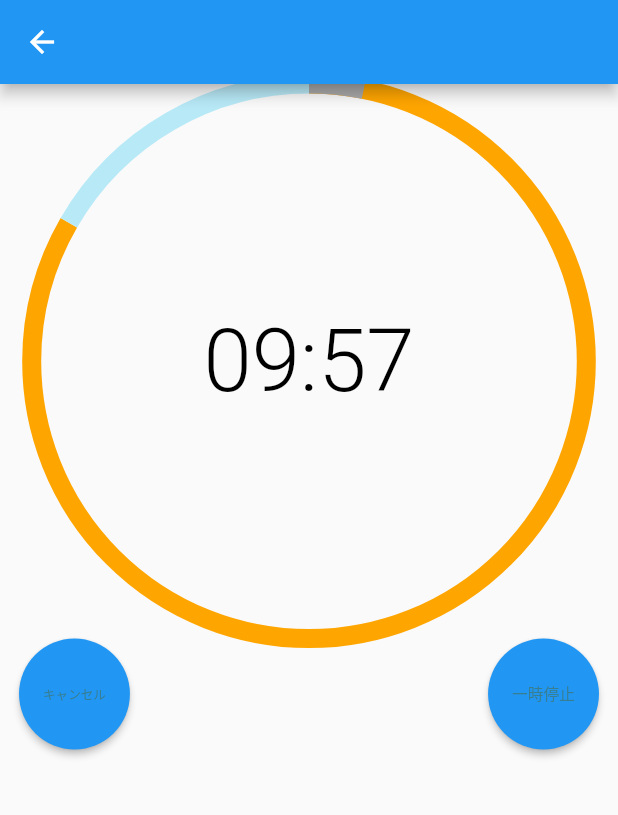
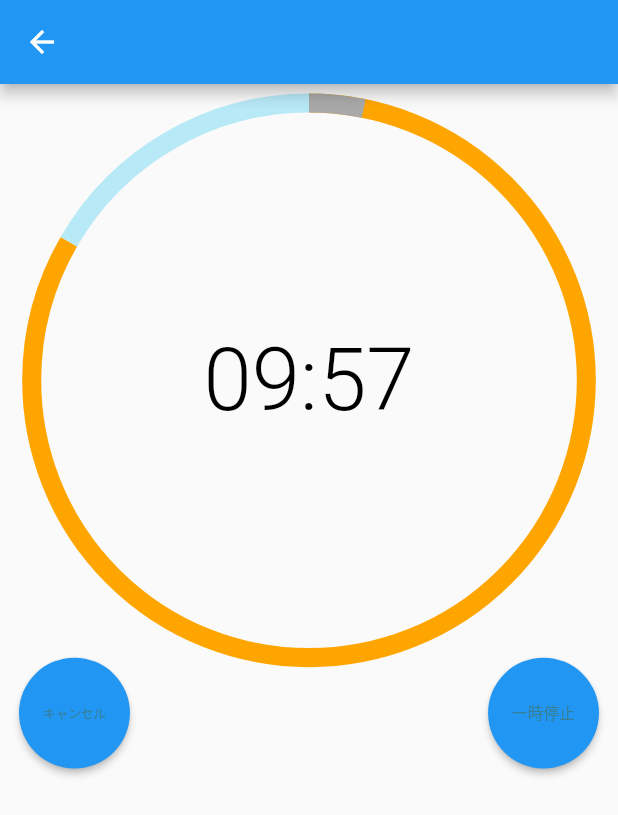
Before and after one commit to Issei-Hiramatsu/sakura-simulation, a Flutter app: the PomodoroTimerPage screen opened directly, after a tap on "キャンセル", on a phone screen of 412 x 824 dp. Shown: the top 815 px of the screen. Run offline on Flutter 3.47's test engine with Material 2 defaults, Android fonts, the phone set to English and light mode, and no system bars; drawn by our look-alikes of fl_chart; our stand-ins replace flutter_hooks, flutter_screenutil, freezed_annotation, hooks_riverpod.

Commit message:
refactor: position of timer

```diff
--- a/mobile/lib/component/local/todo_and_timer_app/timer/pomodoro_timer/pomodoro_timer.dart
+++ b/mobile/lib/component/local/todo_and_timer_app/timer/pomodoro_timer/pomodoro_timer.dart
@@ -4,6 +4,7 @@ import 'package:flutter/material.dart';
 import 'package:flutter_screenutil/flutter_screenutil.dart';
 import 'package:hooks_riverpod/hooks_riverpod.dart';
 import 'package:sakura_simulation/component/shared/token/color/color.dart';
+import 'package:sakura_simulation/component/shared/token/space_box/space_box.dart';
 import 'package:sakura_simulation/component/shared/token/text_style/text_style.dart';
 
 import '../../../../shared/single/button/circle_button/circle_button.dart';
@@ -51,6 +52,7 @@ class PomodoroTimerState extends ConsumerState {
     return Column(
       crossAxisAlignment: CrossAxisAlignment.center,
       children: [
+        SpaceBox(height: 12.sp),
         Stack(
           alignment: AlignmentDirectional.center,
           children: [
```
